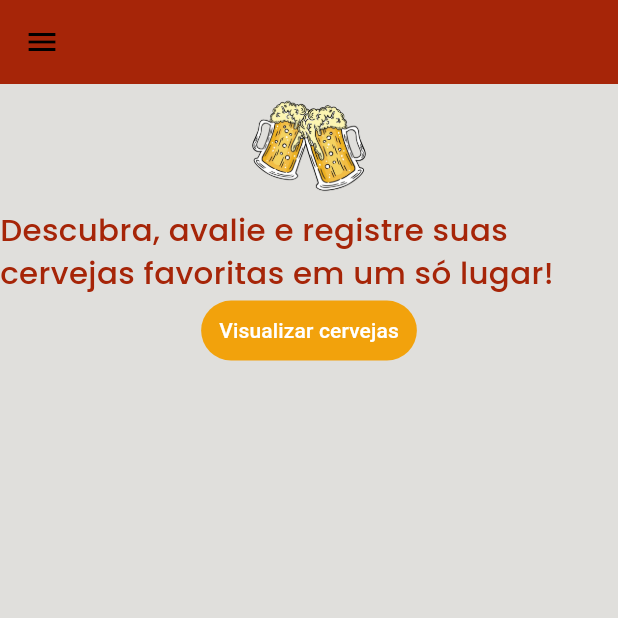
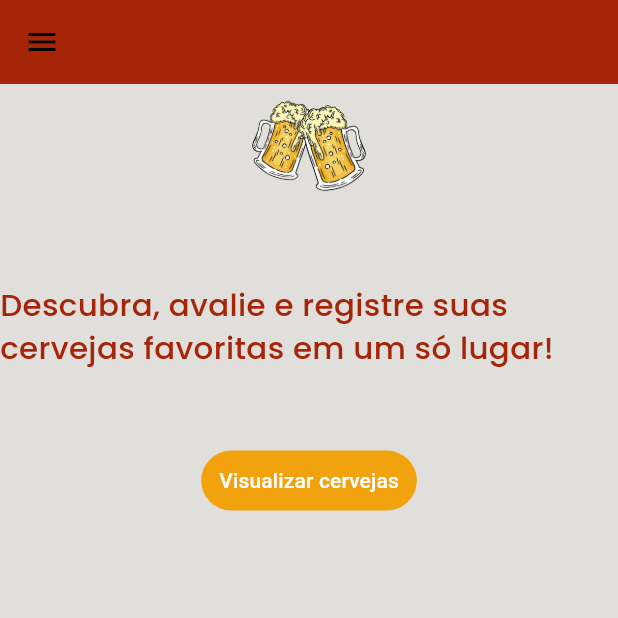
Before and after one commit to andersonstack/app_beer, a Flutter app: the screen it shows after launch, on a phone screen of 412 x 824 dp, the top half of it. Run offline on Flutter 3.47's test engine with Material 3 defaults, Android fonts, the phone set to English and light mode, and no system bars; our stand-ins replace get, google_fonts.

Commit message:
style: ajuste de gap

```diff
--- a/lib/components/home.dart
+++ b/lib/components/home.dart
@@ -29,6 +29,7 @@ class HomeView extends StatelessWidget {
         width: double.infinity,
         color: Theme.of(context).colorScheme.surfaceContainer,
         child: Column(
+          spacing: 50,
           children: [
             GetX<ImageController>(
               builder:
```
